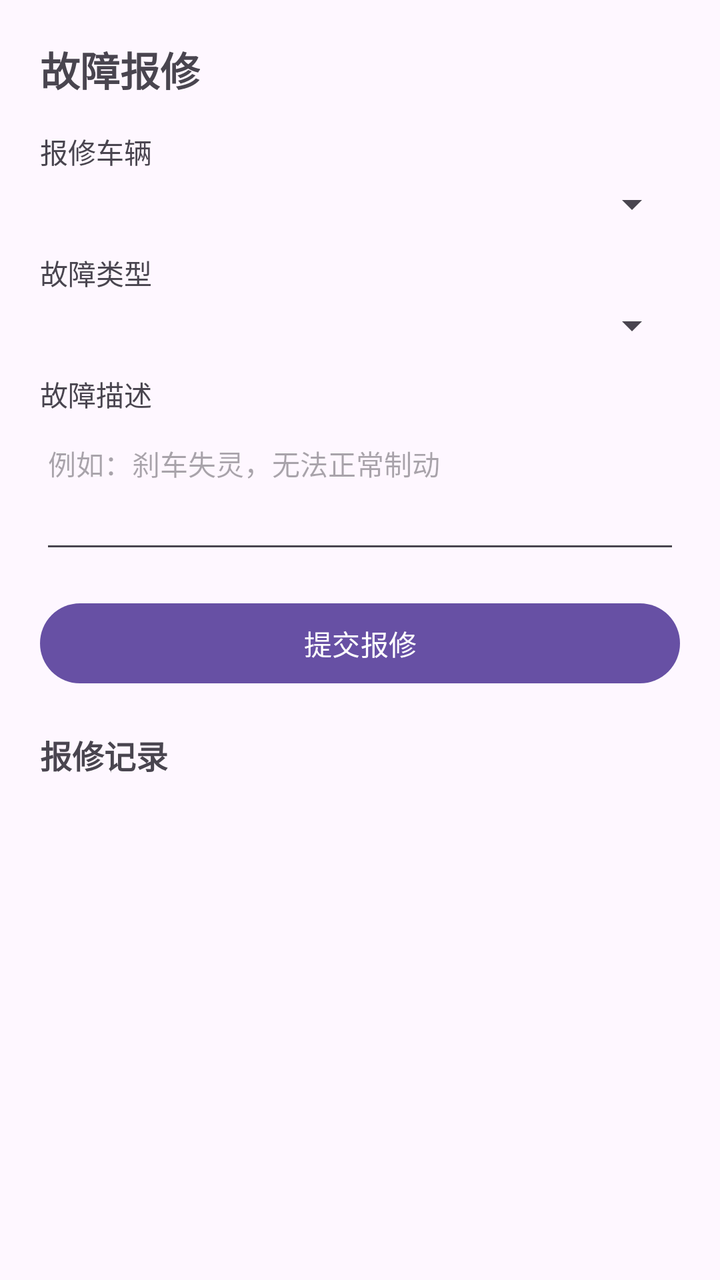
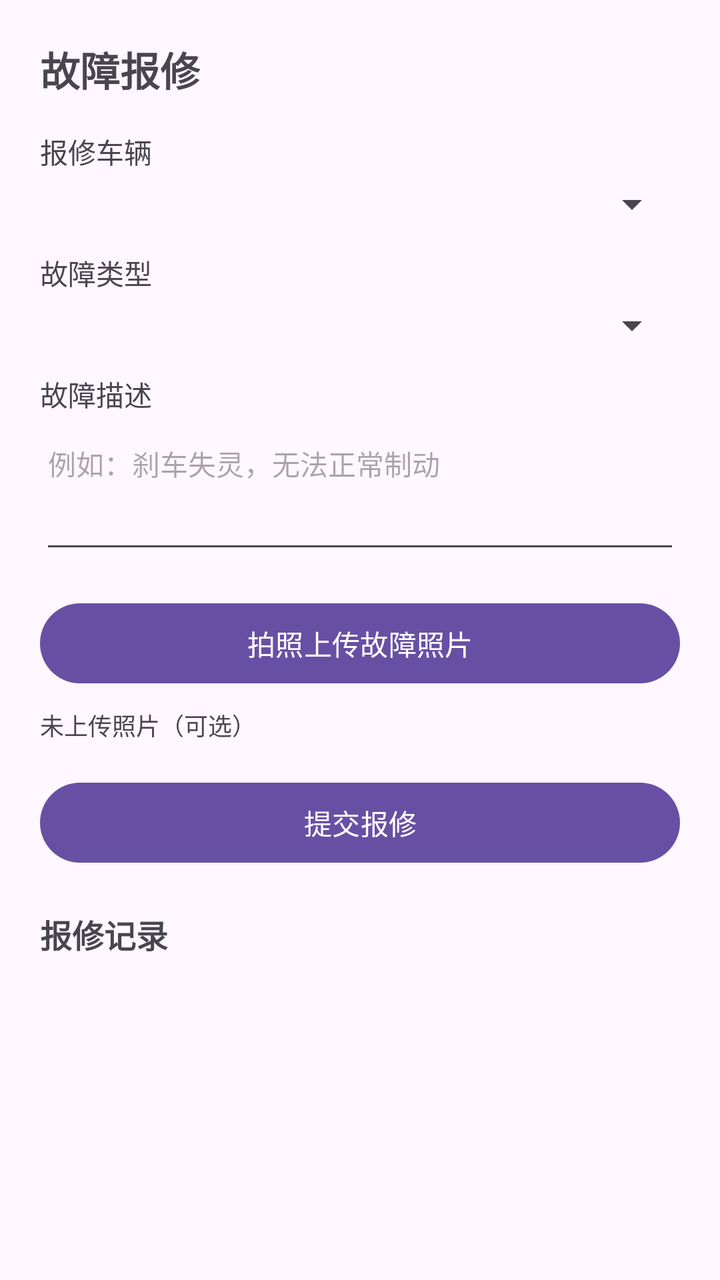

Two renders of the same Android screen: before a commit and after it. Below are the layout's source before the change and the commit's diff.
<!-- AndroidManifest.xml: application theme Theme.BikeUserApp -->
<!-- res/layout/activity_repair.xml -->
<?xml version="1.0" encoding="utf-8"?>
<LinearLayout
    xmlns:android="http://schemas.android.com/apk/res/android"
    android:layout_width="match_parent"
    android:layout_height="match_parent"
    android:orientation="vertical"
    android:padding="20dp">

    <TextView
        android:layout_width="wrap_content"
        android:layout_height="wrap_content"
        android:text="故障报修"
        android:textSize="20sp"
        android:textStyle="bold"
        android:layout_marginBottom="16dp"/>

    <TextView
        android:layout_width="wrap_content"
        android:layout_height="wrap_content"
        android:text="报修车辆"
        android:textSize="14sp"
        android:layout_marginBottom="4dp"/>

    <Spinner
        android:id="@+id/sp_bike"
        android:layout_width="match_parent"
        android:layout_height="wrap_content"
        android:layout_marginBottom="12dp"/>

    <TextView
        android:layout_width="wrap_content"
        android:layout_height="wrap_content"
        android:text="故障类型"
        android:textSize="14sp"
        android:layout_marginBottom="4dp"/>

    <Spinner
        android:id="@+id/sp_fault_type"
        android:layout_width="match_parent"
        android:layout_height="wrap_content"
        android:layout_marginBottom="12dp"/>

    <TextView
        android:layout_width="wrap_content"
        android:layout_height="wrap_content"
        android:text="故障描述"
        android:textSize="14sp"
        android:layout_marginBottom="4dp"/>

    <EditText
        android:id="@+id/et_description"
        android:layout_width="match_parent"
        android:layout_height="wrap_content"
        android:hint="例如：刹车失灵，无法正常制动"
        android:minLines="3"
        android:gravity="top"
        android:textSize="14sp"
        android:layout_marginBottom="16dp"/>

    <Button
        android:id="@+id/btn_submit"
        android:layout_width="match_parent"
        android:layout_height="wrap_content"
        android:text="提交报修"
        android:layout_marginBottom="20dp"/>

    <TextView
        android:layout_width="wrap_content"
        android:layout_height="wrap_content"
        android:text="报修记录"
        android:textSize="16sp"
        android:textStyle="bold"
        android:layout_marginBottom="8dp"/>

    <ListView
        android:id="@+id/lv_repairs"
        android:layout_width="match_parent"
        android:layout_height="0dp"
        android:layout_weight="1"/>

</LinearLayout>
<!-- resources referenced by this layout -->
<resources>
  <style name="Theme.BikeUserApp" parent="Base.Theme.BikeUserApp" />
  <style name="Base.Theme.BikeUserApp" parent="Theme.Material3.DayNight.NoActionBar">
          
          
      </style>
</resources>

<!-- the commit's change to res/layout/activity_repair.xml (unified diff, before → after) -->
@@ -58,6 +58,21 @@
         android:layout_marginBottom="16dp"/>
 
     <Button
+        android:id="@+id/btn_take_photo"
+        android:layout_width="match_parent"
+        android:layout_height="wrap_content"
+        android:text="拍照上传故障照片"
+        android:layout_marginBottom="8dp"/>
+
+    <TextView
+        android:id="@+id/tv_photo_status"
+        android:layout_width="wrap_content"
+        android:layout_height="wrap_content"
+        android:text="未上传照片（可选）"
+        android:textSize="12sp"
+        android:layout_marginBottom="16dp"/>
+
+    <Button
         android:id="@+id/btn_submit"
         android:layout_width="match_parent"
         android:layout_height="wrap_content"
